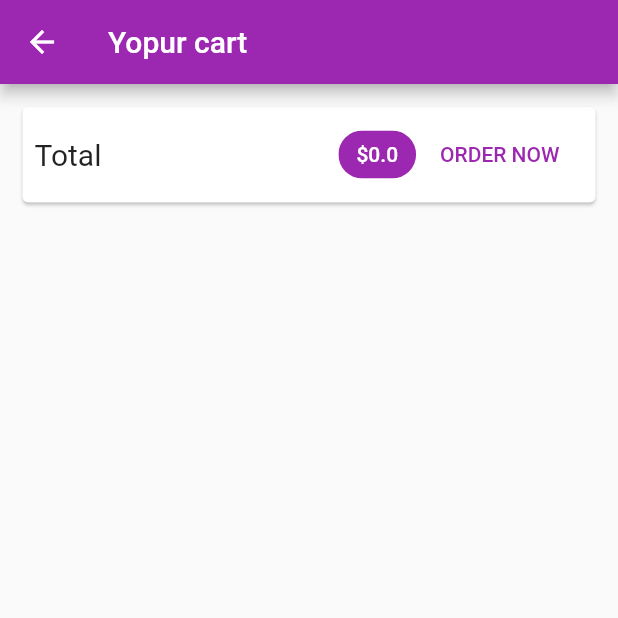
After one commit to supertrens/Flutter_Exploring, a Flutter app: the CartScreen screen opened by its route, on a phone screen of 412 x 824 dp, the top half of it. The commit adds this screen. Run offline on Flutter 3.47's test engine with Material 2 defaults, Android fonts, the phone set to English and light mode, and no system bars; network calls fail.

Commit message:
add cart item screen

```diff
--- a/shop_app/lib/main.dart
+++ b/shop_app/lib/main.dart
@@ -1,5 +1,6 @@
 import 'package:flutter/material.dart';
 import 'package:provider/provider.dart';
+import 'package:shop_app/screens/cart.dart';
 import 'package:shop_app/screens/product_detail.dart';
 
 import './providers/products.dart';
@@ -32,6 +33,7 @@ class MyApp extends StatelessWidget {
         home: ProductsOverviewScreen(),
         routes: {
           ProductDetailScreen.routeName: (ctx) => ProductDetailScreen(),
+          CartScreen.routeName: (ctx) => CartScreen(),
         },
       ),
     );
--- a/shop_app/lib/providers/cart.dart
+++ b/shop_app/lib/providers/cart.dart
@@ -17,7 +17,7 @@ class Cart with ChangeNotifier {
   Map<String, CartItem> _items = {};
 
   Map<String, CartItem> get items {
-    return {...items};
+    return {..._items};
   }
 
   int get itemCount {
@@ -34,6 +34,16 @@ class Cart with ChangeNotifier {
     notifyListeners();
   }
 
+  double get totalAmount {
+    var total =0.0;
+
+    _items.forEach((key, cartItem) {
+      total += (cartItem.price * cartItem.quantity);
+    });
+
+    return total;
+  }
+
   CartItem updateCart(CartItem existingCartItem) {
     return CartItem(
         id: existingCartItem.id,
--- /dev/null
+++ b/shop_app/lib/screens/cart.dart
@@ -0,0 +1,70 @@
+import 'package:flutter/material.dart';
+import 'package:provider/provider.dart';
+
+import '../providers/cart.dart' show Cart;
+import '../widgets/cart_item.dart';
+
+class CartScreen extends StatelessWidget {
+  static const routeName = '/cart';
+
+  @override
+  Widget build(BuildContext context) {
+    var cart = Provider.of<Cart>(context, listen: false);
+
+    return Scaffold(
+      appBar: AppBar(
+        title: Text('Yopur cart'),
+      ),
+      body: Column(
+        children: <Widget>[
+          Card(
+            margin: EdgeInsets.all(15),
+            child: Padding(
+              padding: EdgeInsets.all(8),
+              child: Row(
+                mainAxisAlignment: MainAxisAlignment.spaceBetween,
+                children: <Widget>[
+                  Text(
+                    'Total',
+                    style: TextStyle(fontSize: 20),
+                  ),
+                  SizedBox(
+                    width: 10,
+                  ),
+                  Spacer(),
+                  Chip(
+                    label: Text(
+                      '\$${cart.totalAmount}',
+                      style: TextStyle(
+                          color:
+                              Theme.of(context).primaryTextTheme.title.color),
+                    ),
+                    backgroundColor: Theme.of(context).primaryColor,
+                  ),
+                  FlatButton(
+                    child: Text('ORDER NOW'),
+                    onPressed: () {},
+                    textColor: Theme.of(context).primaryColor,
+                  )
+                ],
+              ),
+            ),
+          ),
+          SizedBox(
+            width: 10,
+          ),
+          Expanded(
+            child: ListView.builder(
+              itemCount: cart.itemCount,
+              itemBuilder: (ctx, index) => CartItem(
+                  cart.items.values.toList()[index].id,
+                  cart.items.values.toList()[index].price,
+                  cart.items.values.toList()[index].quantity,
+                  cart.items.values.toList()[index].title),
+            ),
+          ),
+        ],
+      ),
+    );
+  }
+}
--- a/shop_app/lib/screens/products_overview.dart
+++ b/shop_app/lib/screens/products_overview.dart
@@ -4,6 +4,7 @@ import 'package:provider/provider.dart';
 import '../widgets/badge.dart';
 import '../widgets/products_grid.dart';
 import '../providers/cart.dart';
+import './cart.dart';
 
 enum FilterOptions { Favorites, All }
 
@@ -52,7 +53,9 @@ class _ProductsOverviewScreenState extends State<ProductsOverviewScreen> {
               value: currentCart.itemCount.toString(),
             ),
             child:
-                IconButton(icon: Icon(Icons.shopping_cart), onPressed: () {}),
+                IconButton(icon: Icon(Icons.shopping_cart), onPressed: () {
+                  Navigator.of(context).pushNamed(CartScreen.routeName);
+                }),
           )
         ],
       ),
```
Also changed, not shown: shop_app/lib/widgets/cart_item.dart (added, +30 -0 lines).
